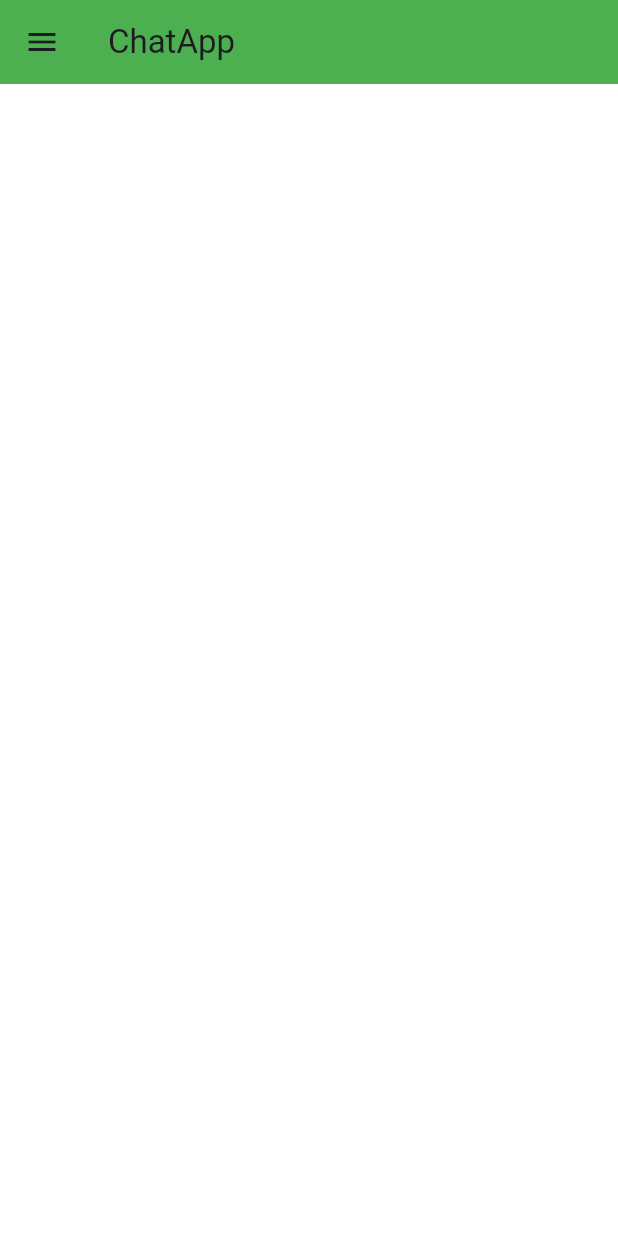
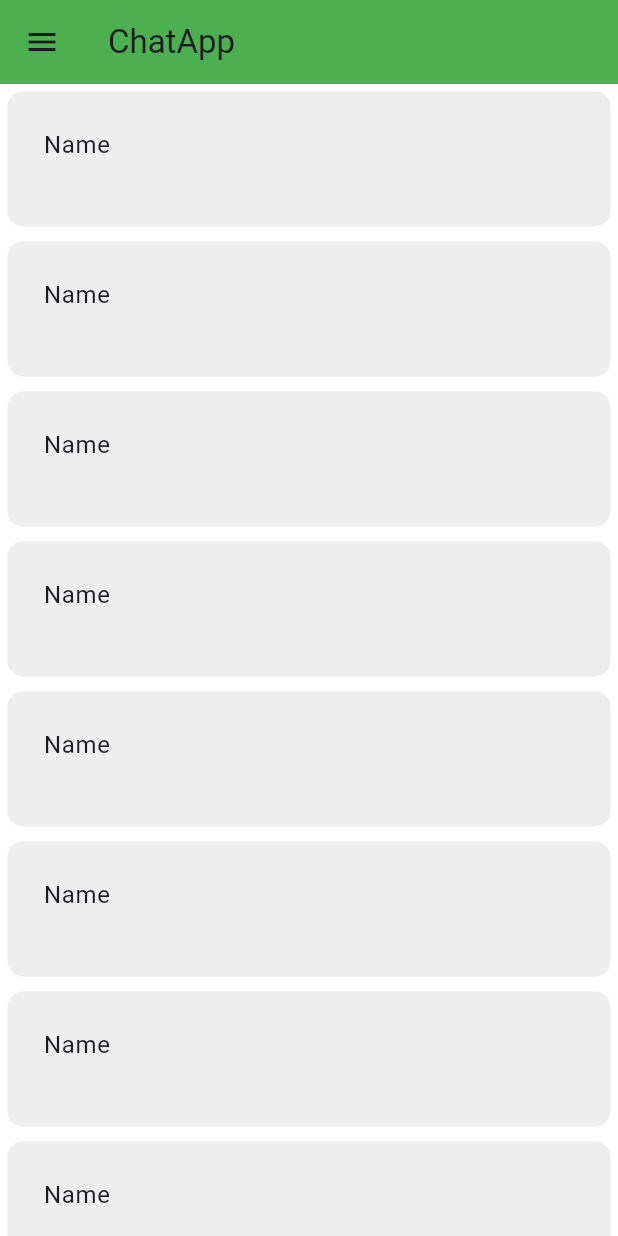
Before and after one commit to shitalchauhan769/chat_app, a Flutter app: the HomeScreen screen opened by its route, on a phone screen of 412 x 824 dp. Run offline on Flutter 3.47's test engine with Material 3 defaults, Android fonts, the phone set to English and light mode, and no system bars; our stand-ins replace cloud_firestore, firebase_auth, firebase_core, get, google_sign_in; accounts and stored records are empty; network calls fail.

Commit message:
27-8-2024

```diff
--- a/lib/screen/home/view/home_screen.dart
+++ b/lib/screen/home/view/home_screen.dart
@@ -34,7 +34,6 @@ class _HomeScreenState extends State<HomeScreen> {
                     },
                     icon: const Icon(Icons.logout),
                   ),
-
                 ],
               ),
               Row(
@@ -53,6 +52,26 @@ class _HomeScreenState extends State<HomeScreen> {
           ),
         ),
       ),
+      body: ListView.builder(
+        itemCount: 10,
+        itemBuilder: (context, index) {
+          return Container(
+            height: 90,
+            margin: EdgeInsets.all(5),
+            width: MediaQuery.sizeOf(context).width,
+            decoration: BoxDecoration(
+                color: Colors.grey.shade200,
+              borderRadius: BorderRadius.circular(10),
+            ),
+            child: const Padding(
+              padding: EdgeInsets.all(8.0),
+              child: ListTile(
+                title: Text("Name"),
+              ),
+            ),
+          );
+        },
+      ),
     );
   }
 }
--- a/lib/screen/login/view/login_screen.dart
+++ b/lib/screen/login/view/login_screen.dart
@@ -25,12 +25,13 @@ class _LoginScreenState extends State<LoginScreen> {
           mainAxisAlignment: MainAxisAlignment.center,
           children: [
             const Text(
-              "Login",
+              "Create Account",
               style: TextStyle(
                   fontSize: 35, fontWeight: FontWeight.bold, color: green),
             ),
+            const Text("Login",style: TextStyle(fontSize: 18,),),
             const SizedBox(
-              height: 30,
+              height: 25,
             ),
             TextFormField(
               controller: txtEmail,
--- a/lib/screen/login/view/signup_screen.dart
+++ b/lib/screen/login/view/signup_screen.dart
@@ -66,6 +66,7 @@ class _SignupScreenState extends State<SignupScreen> {
                 } else {
                   Get.snackbar(mag, "My ChatApp");
                 }
+
               },
               child: const Text(
                 "Signup",
@@ -76,6 +77,7 @@ class _SignupScreenState extends State<SignupScreen> {
             ),
             TextButton(
               onPressed: () {
+
                 Get.back();
               },
               child: const Text("already have an account? Loin"),
--- a/lib/screen/profile/view/proflie_screen.dart
+++ b/lib/screen/profile/view/proflie_screen.dart
@@ -91,6 +91,7 @@ class _ProflieScreenState extends State<ProflieScreen> {
                         bio: txtBio.text),
                   );
                   Get.toNamed("/home");
+                  Get.snackbar("profile", "profile Success");
                 },
                 child: const Text("Submit"),
               ),
--- a/lib/utils/helper/auth_helper.dart
+++ b/lib/utils/helper/auth_helper.dart
@@ -11,8 +11,7 @@ class AuthHelper {
 
   Future<String> signUpEmailWithPassword(String email, String password) async {
     try {
-      await auth.createUserWithEmailAndPassword(
-          email: email, password: password);
+      await auth.createUserWithEmailAndPassword(email: email, password: password);
       return "Success";
     } on FirebaseAuthException catch (e) {
       return e.message ?? "Failed";
```
